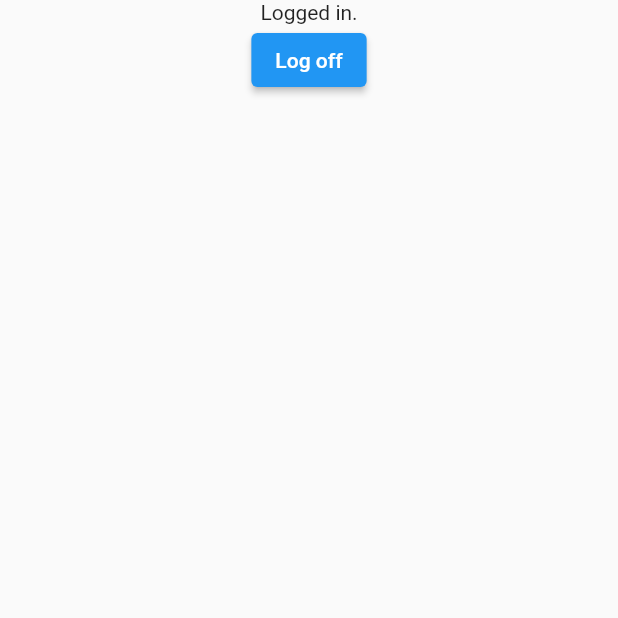
After one commit to ListEverywhere/ListEverywhereApp, a Flutter app: the MyListsView screen opened by its route, after a tap on "Log off", on a phone screen of 412 x 824 dp, the top half of it. The commit adds this screen. Run offline on Flutter 3.47's test engine with Material 2 defaults, Android fonts, the phone set to English and light mode, and no system bars; our stand-ins replace flutter_secure_storage; accounts and stored records are empty.

Commit message:
Login commit 2
- user_service.dart - added flutter secure storage to store api token
- user_service.dart - logoff method
- user_service.dart - getTokenIfSet method
- home.dart - redirects if token is found (subject to change)
- login - redirects to /lists when successful
- my_lists.dart - temporary logoff page
- entitlements - added keychain rules

```diff
--- a/lib/services/user_service.dart
+++ b/lib/services/user_service.dart
@@ -2,9 +2,12 @@ import 'dart:convert';
 
 import 'package:listeverywhere_app/models/user_model.dart';
 import 'package:http/http.dart' as http;
+import 'package:flutter_secure_storage/flutter_secure_storage.dart';
 
 class UserService {
   final String _url = 'http://localhost:8080/users';
+  final storage = const FlutterSecureStorage();
+  static const storageKey = 'ListEverywhereToken';
 
   Future sendRegisterData(UserModel user) async {
     var userJson = jsonEncode(user.toJson());
@@ -52,9 +55,35 @@ class UserService {
     if (response.statusCode == 200) {
       var data = jsonDecode(response.body);
       print(data);
-      return data['message'][0];
+
+      String token = data['message'][0];
+
+      await storage.write(key: storageKey, value: token);
+
+      return Future.value(1);
+    } else if (response.statusCode == 400) {
+      return Future.error(
+          Exception('Your username and/or password is incorrect.'));
     } else {
       return Future.error(Exception('Failed to log in.'));
     }
   }
+
+  Future getTokenIfSet() async {
+    try {
+      String? token = await storage.read(key: storageKey);
+      return token;
+    } catch (e) {
+      return Future.error(Exception('Error getting token from storage'));
+    }
+  }
+
+  Future logoff() async {
+    try {
+      await storage.delete(key: storageKey);
+      return Future.value(1);
+    } catch (e) {
+      return Future.error(Exception('Failed to log out.'));
+    }
+  }
 }
--- a/lib/views/home.dart
+++ b/lib/views/home.dart
@@ -9,6 +9,12 @@ class HomeView extends StatelessWidget {
 
   @override
   Widget build(BuildContext context) {
+    userService.getTokenIfSet().then((value) {
+      if (value != null) {
+        Navigator.popAndPushNamed(context, '/lists');
+      }
+    });
+
     return Scaffold(
       body: SafeArea(
         child: Column(
--- /dev/null
+++ b/lib/views/my_lists.dart
@@ -0,0 +1,29 @@
+import 'package:flutter/material.dart';
+import 'package:listeverywhere_app/services/user_service.dart';
+
+class MyListsView extends StatelessWidget {
+  MyListsView({super.key});
+
+  final userService = UserService();
+
+  @override
+  Widget build(BuildContext context) {
+    return Scaffold(
+      body: Center(
+        child: Column(
+          children: [
+            const Text('Logged in.'),
+            ElevatedButton(
+              onPressed: () {
+                userService.logoff();
+                Navigator.pushNamedAndRemoveUntil(
+                    context, '/', (route) => false);
+              },
+              child: const Text('Log off'),
+            ),
+          ],
+        ),
+      ),
+    );
+  }
+}
```
Also changed, not shown: lib/main.dart (+5 -4 lines), lib/views/login.dart (+6 -4 lines), 3 other files.
